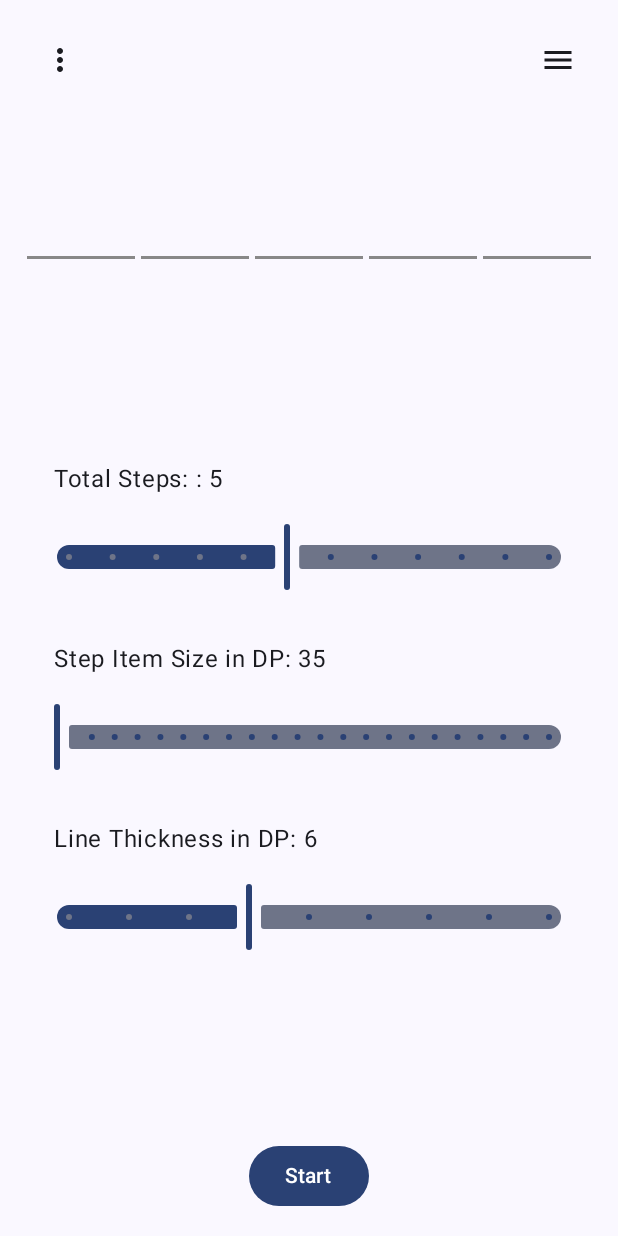
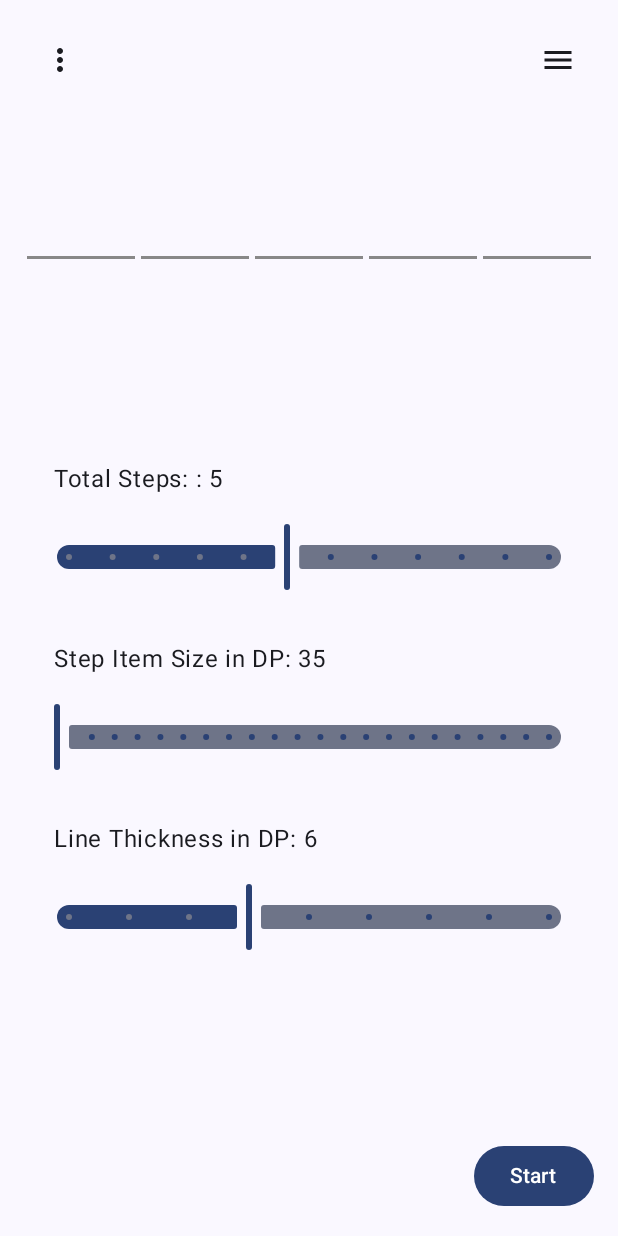
Before and after one commit to binayshaw7777/KotStep, an Android app built with Jetpack Compose: the screen it shows after launch (MainActivity), on a phone screen of 412 x 824 dp. Run offline under Robolectric (Android 15) with nearby library versions, the light colour scheme and no system bars.

Commit message:
Added spacer in main activity for better UX on button disappear

```diff
--- a/app/src/main/java/com/binayshaw7777/kotstep/MainActivity.kt
+++ b/app/src/main/java/com/binayshaw7777/kotstep/MainActivity.kt
@@ -416,6 +416,8 @@
                     }
                 }
 
+                Spacer(Modifier.weight(1f))
+
                 AnimatedVisibility(
                     visible = currentStep < totalSteps,
                     enter = fadeIn(),
```
